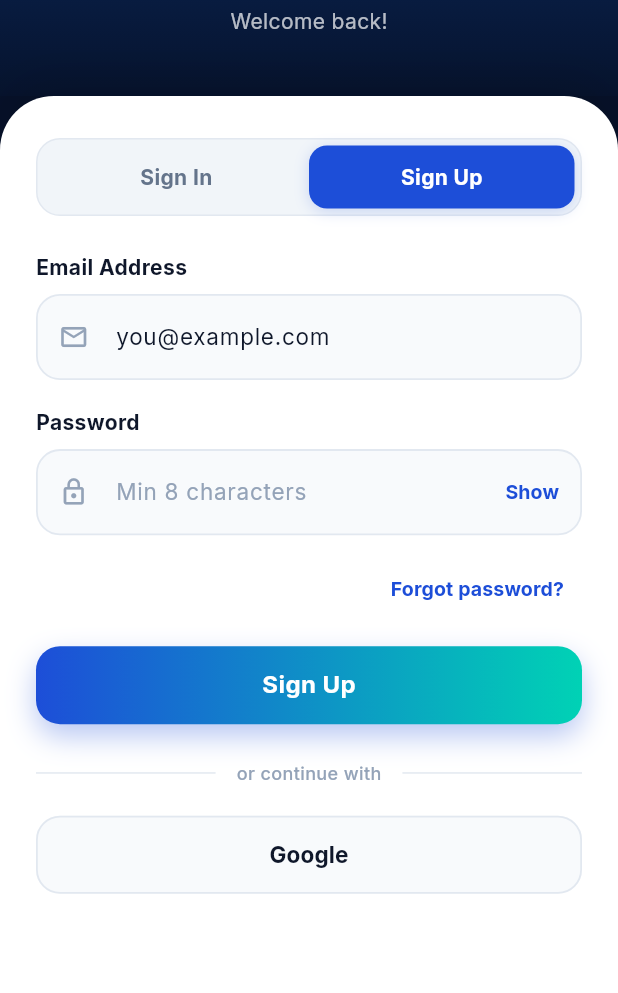
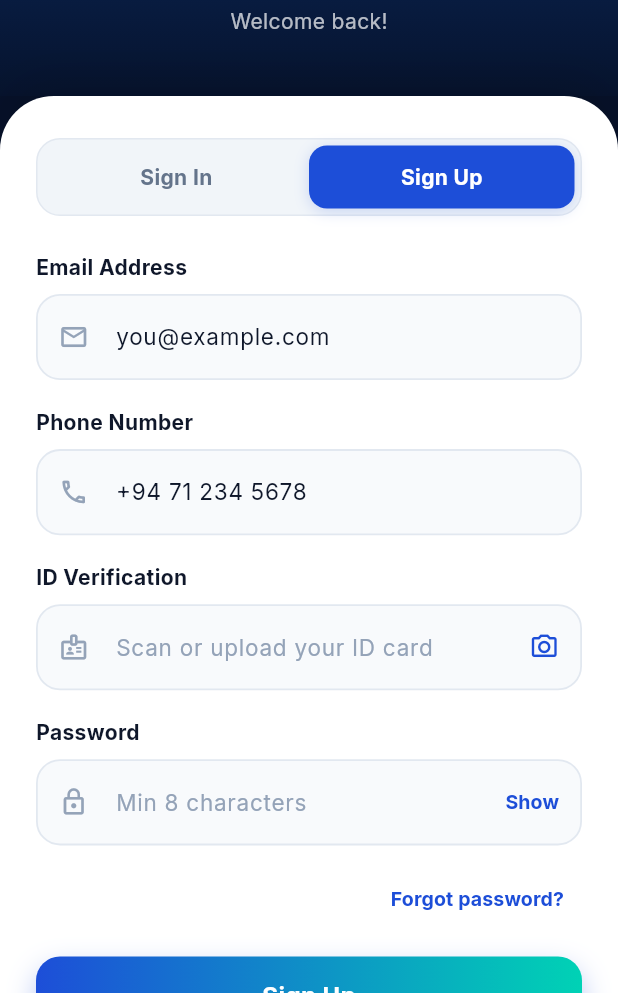
Before and after one commit to BackToOwner/App, a Flutter app: the screen it shows after launch, after a tap on "Sign Up", on a phone screen of 412 x 824 dp, the part 243-1236 px from its top. Run offline on Flutter 3.47's test engine with Material 3 defaults, Android fonts, the phone set to English and light mode, and no system bars; our stand-ins replace google_fonts, google_maps_flutter; statements that could not run were skipped.

Commit message:
feat: add Phone Number and ID Verification fields to Sign Up mode

```diff
--- a/lib/screens/auth_screen.dart
+++ b/lib/screens/auth_screen.dart
@@ -145,6 +145,36 @@ class _AuthScreenContent extends StatelessWidget {
                           prefixIcon: Icons.mail_outline,
                           controller: viewModel.emailController,
                         ),
+                        if (!viewModel.isSignIn) ...[
+                          const SizedBox(height: 18),
+                          CustomTextField(
+                            label: 'Phone Number',
+                            hintText: '+94 71 234 5678',
+                            prefixIcon: Icons.phone_outlined,
+                            controller: viewModel.phoneController,
+                          ),
+                          const SizedBox(height: 18),
+                          CustomTextField(
+                            label: 'ID Verification',
+                            hintText: 'Scan or upload your ID card',
+                            prefixIcon: Icons.badge_outlined,
+                            controller: viewModel.idVerificationController,
+                            suffixWidget: IconButton(
+                              onPressed: () {
+                                ScaffoldMessenger.of(context).showSnackBar(
+                                  const SnackBar(
+                                    content: Text('ID verification scanner initialized.'),
+                                  ),
+                                );
+                              },
+                              icon: const Icon(
+                                Icons.camera_alt_outlined,
+                                color: AppColors.primaryBlue,
+                                size: 20,
+                              ),
+                            ),
+                          ),
+                        ],
                         const SizedBox(height: 18),
                         CustomTextField(
                           label: 'Password',
@@ -175,7 +205,7 @@ class _AuthScreenContent extends StatelessWidget {
                                     'Password reset link requested.',
                                   ),
                                 ),
-                              );
+                              ),
                             },
                             child: const Text(
                               'Forgot password?',
--- a/lib/viewmodels/auth_viewmodel.dart
+++ b/lib/viewmodels/auth_viewmodel.dart
@@ -13,6 +13,8 @@ class AuthViewModel extends ChangeNotifier {
 
   final TextEditingController emailController = TextEditingController(text: 'you@example.com');
   final TextEditingController passwordController = TextEditingController();
+  final TextEditingController phoneController = TextEditingController(text: '+94 71 234 5678');
+  final TextEditingController idVerificationController = TextEditingController();
 
   bool get isSignIn => _isSignIn;
   bool get obscurePassword => _obscurePassword;
@@ -63,10 +65,13 @@ class AuthViewModel extends ChangeNotifier {
       notifyListeners();
     }
   }
+
   @override
   void dispose() {
     emailController.dispose();
     passwordController.dispose();
+    phoneController.dispose();
+    idVerificationController.dispose();
     super.dispose();
   }
 }
```
